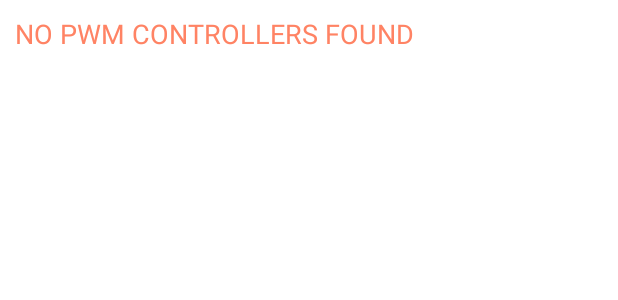
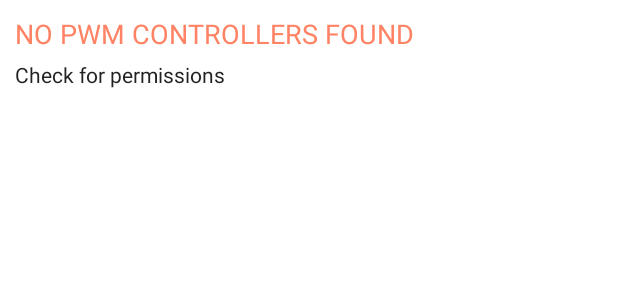
Before and after one commit to Kynetics/android-pwm-example-app, an Android app: the layout dialog_error.xml on its own in the app's theme, with its tools: preview values and no code run, on a phone screen of 412 x 824 dp. Shown: the top 300 px of the screen. Run offline under Robolectric (Android 15) with nearby library versions, the phone set to English and light mode, and no system bars.

Commit message:
Add hints to error dialog.
Signed-off-by: Saeed Rezaee <saeed.rezaee@kynetics.com>

```diff
--- a/app/src/main/res/layout/dialog_error.xml
+++ b/app/src/main/res/layout/dialog_error.xml
@@ -22,4 +22,12 @@
         android:textAppearance="@style/TextAppearance.AppCompat.Medium"
         android:textColor="#ff8364" />
 
+    <TextView
+        android:id="@+id/textView_error_message"
+        android:layout_width="match_parent"
+        android:layout_height="wrap_content"
+        android:paddingBottom="5dp"
+        android:text="Check for permissions"
+        android:textAppearance="@style/TextAppearance.AppCompat" />
+
 </LinearLayout>
```
